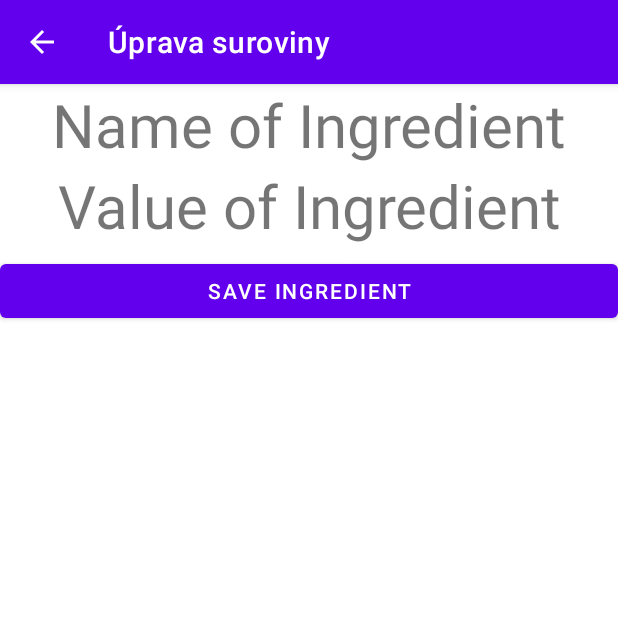
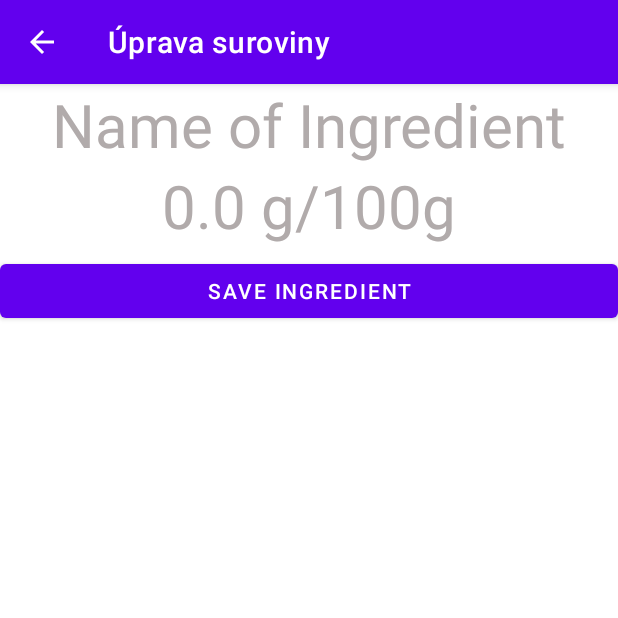
Before and after one commit to jelazi/Sugar-meter, an Android app: the TypeIngredientActivity screen opened directly, with no data from a screen before it, on a phone screen of 412 x 824 dp, the top half of it. Run offline under Robolectric (Android 15) with nearby library versions, the phone set to English and light mode, and no system bars.

Commit message:
Fix correct new ingredient

```diff
--- a/app/src/main/java/com/jelazi/sugarmeter/MainActivity.kt
+++ b/app/src/main/java/com/jelazi/sugarmeter/MainActivity.kt
@@ -3,6 +3,7 @@ package com.jelazi.sugarmeter
 import android.content.Intent
 import androidx.appcompat.app.AppCompatActivity
 import android.os.Bundle
+import android.util.Log
 
 class MainActivity : AppCompatActivity() {
     override fun onCreate(savedInstanceState: Bundle?) {
@@ -10,5 +11,6 @@ class MainActivity : AppCompatActivity() {
         setContentView(R.layout.activity_main)
         val intent = Intent (this, CookActivity::class.java)
         startActivity(intent)
+
     }
 }
--- a/app/src/main/java/com/jelazi/sugarmeter/TypeIngredientActivity.kt
+++ b/app/src/main/java/com/jelazi/sugarmeter/TypeIngredientActivity.kt
@@ -1,24 +1,32 @@
 package com.jelazi.sugarmeter
 
-import androidx.appcompat.app.AppCompatActivity
-import android.os.Bundle
+import android.annotation.SuppressLint
 import android.app.Activity
 import android.app.AlertDialog
 import android.content.Intent
+import android.graphics.Color
+import android.os.Bundle
 import android.text.InputType
+import android.util.Log
 import android.view.WindowManager
 import android.widget.*
 import android.widget.LinearLayout
+import androidx.appcompat.app.AppCompatActivity
+import com.jelazi.sugarmeter.R.color
 import kotlinx.android.synthetic.main.activity_ingredient.*
 
 
+@Suppress("DEPRECATION")
 class TypeIngredientActivity : AppCompatActivity() {
     var typeIngredient: TypeIngredient? = null
     var isChangeName = false
     var isChangeValue = false
+    var value = 0.0
+    var name = ""
 
 
     override fun onCreate(savedInstanceState: Bundle?) {
+
         super.onCreate(savedInstanceState)
         setContentView(R.layout.activity_ingredient)
 
@@ -29,8 +37,10 @@ class TypeIngredientActivity : AppCompatActivity() {
         actionbar!!.title = "Úprava suroviny"
         //set back button
         actionbar.setDisplayHomeAsUpEnabled(true)
+        if (intent.extras?.get("ingredient") != null)
         typeIngredient = intent.extras?.get("ingredient") as TypeIngredient
         this.initItems()
+        reloadActivity()
     }
 
 
@@ -56,6 +66,20 @@ class TypeIngredientActivity : AppCompatActivity() {
         }
     }
 
+
+    fun reloadActivity() {
+        if (value == 0.0) {
+            value_ingredient.setTextColor(this.getResources().getColor(color.gray))
+        } else {
+            value_ingredient.setTextColor(this.getResources().getColor(color.black))
+        }
+        if (name.isEmpty()) {
+            name_ingredient.setTextColor(this.getResources().getColor(color.gray))
+        } else {
+            name_ingredient.setTextColor(this.getResources().getColor(color.black))
+        }
+    }
+
     fun changeName() {
 
         val builder = AlertDialog.Builder(this@TypeIngredientActivity)
@@ -68,22 +92,23 @@ class TypeIngredientActivity : AppCompatActivity() {
         )
         input.layoutParams = lp
         input.setText(name_ingredient.text)
+        input.setSelectAllOnFocus(true)
         input.requestFocus()
         builder.setView(input)
 
-        builder.setPositiveButton("ANO"){dialog, which ->
+        builder.setPositiveButton("ANO"){ dialog, which ->
             val newName = input.text.toString()
-            if (!typeIngredient!!.name.equals(newName)) {
                 if (!TypeIngredientsManager.isSameName(newName)) {
                     name_ingredient.setText(input.text)
+                    name = input.text.toString()
                     isChangeName = true
+                    reloadActivity()
                 } else {
                     Toast.makeText(this@TypeIngredientActivity, "Jméno se již používá v jiné položce.", Toast.LENGTH_SHORT).show()
                 }
         }
-        }
 
-        builder.setNeutralButton("Zrušit"){_,_ ->
+        builder.setNeutralButton("Zrušit"){ _, _ ->
         }
 
         val dialog: AlertDialog = builder.create()
@@ -91,26 +116,34 @@ class TypeIngredientActivity : AppCompatActivity() {
         dialog.window!!.setSoftInputMode(WindowManager.LayoutParams.SOFT_INPUT_STATE_ALWAYS_VISIBLE)
     }
 
+
     fun changeValue() {
         val builder = AlertDialog.Builder(this@TypeIngredientActivity)
         builder.setTitle("Změna obsah cukru v 100 g")
         builder.setMessage("Uložit tento obsah cukru?")
         val input = EditText(this@TypeIngredientActivity)
-        input.inputType = InputType.TYPE_CLASS_NUMBER
+        input.inputType = InputType.TYPE_CLASS_NUMBER or InputType.TYPE_NUMBER_FLAG_DECIMAL
         val lp = LinearLayout.LayoutParams(
                 LinearLayout.LayoutParams.MATCH_PARENT,
                 LinearLayout.LayoutParams.MATCH_PARENT
         )
         input.layoutParams = lp
-        input.setText(value_ingredient.text)
+        var text:String = value_ingredient.text.toString()
+        text = text.replace(" g/100g", "")
+        input.setText(text)
+        input.setSelectAllOnFocus(true)
         input.requestFocus()
         builder.setView(input)
 
-        builder.setPositiveButton("ANO"){dialog, which ->
+        builder.setPositiveButton("ANO"){ dialog, which ->
             isChangeValue = true
+            value_ingredient.setText(input.text.toString() + " g/100g")
+            value = input.text.toString().toDouble()
+            reloadActivity()
+
         }
 
-        builder.setNeutralButton("Zrušit"){_,_ ->
+        builder.setNeutralButton("Zrušit"){ _, _ ->
         }
         val dialog: AlertDialog = builder.create()
         dialog.show()
--- a/app/src/main/java/com/jelazi/sugarmeter/TypeIngredientsListActivity.kt
+++ b/app/src/main/java/com/jelazi/sugarmeter/TypeIngredientsListActivity.kt
@@ -4,6 +4,7 @@ import android.app.Activity
 import android.content.Intent
 import androidx.appcompat.app.AppCompatActivity
 import android.os.Bundle
+import android.util.Log
 import android.view.View
 import android.widget.AdapterView
 import android.widget.ListView
@@ -20,6 +21,7 @@ class TypeIngredientsListActivity : AppCompatActivity() {
     var floatingBtnAddTypeIngredient: FloatingActionButton? = null
 
     override fun onCreate(savedInstanceState: Bundle?) {
+        Log.d("TAG", "on Create Type Ingredientslist aktivity")
         super.onCreate(savedInstanceState)
         setContentView(R.layout.activity_type_ingredients_list)
         searchView = findViewById(R.id.searchView) as SearchView
@@ -75,7 +77,10 @@ class TypeIngredientsListActivity : AppCompatActivity() {
     }
 
     private fun addTypeIngredient() {
+
         val intent = Intent(this, TypeIngredientActivity::class.java)
+        Log.d("TAG", "addTypeIngredient")
         startActivity(intent)
+
     }
 }
--- a/app/src/main/res/layout/activity_ingredient.xml
+++ b/app/src/main/res/layout/activity_ingredient.xml
@@ -6,9 +6,7 @@
     android:layout_height="match_parent"
     tools:context=".TypeIngredientActivity">
 
-    <ScrollView
-        android:layout_width="match_parent"
-        android:layout_height="match_parent">
+
 
         <LinearLayout
             android:layout_width="match_parent"
@@ -27,10 +25,10 @@
                 android:id="@+id/value_ingredient"
                 android:layout_width="match_parent"
                 android:layout_height="60sp"
-                android:digits="0123456789"
+                android:inputType="number"
                 android:textAlignment="center"
                 android:textSize="40sp"
-                android:text="Value of Ingredient" />
+                android:text="0.0 g/100g" />
 
 
 
@@ -43,7 +41,5 @@
 
         </LinearLayout>
 
-    </ScrollView>
-
 
 </androidx.constraintlayout.widget.ConstraintLayout>
--- a/app/src/main/res/values/colors.xml
+++ b/app/src/main/res/values/colors.xml
@@ -7,4 +7,5 @@
     <color name="teal_700">#FF018786</color>
     <color name="black">#FF000000</color>
     <color name="white">#FFFFFFFF</color>
+    <color name="gray">#B1ABAB</color>
 </resources>
```
Lines whose indentation alone changed are shown as unchanged.
